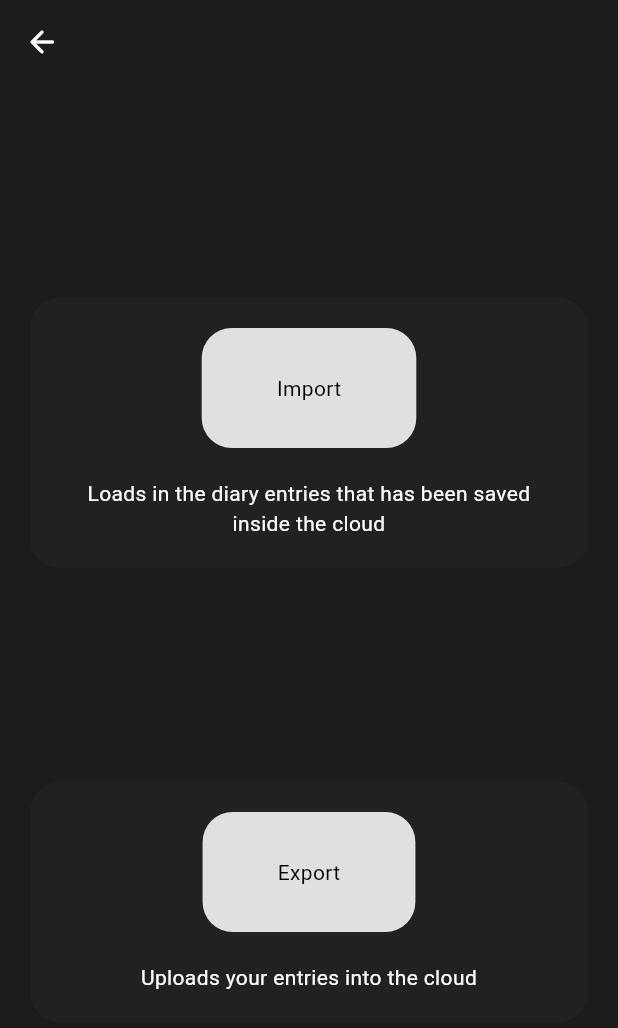
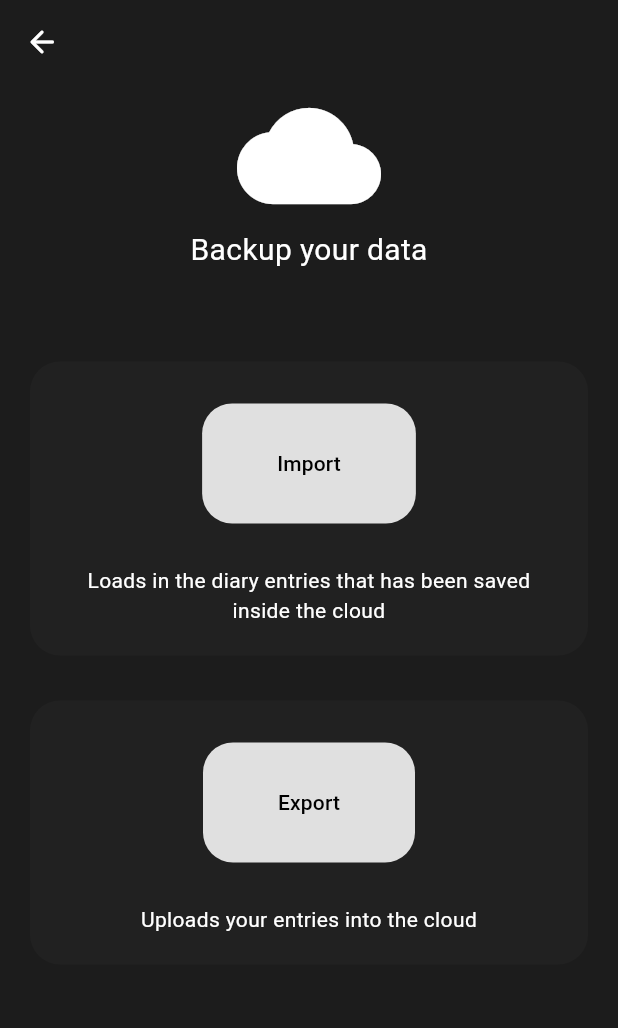
Before and after one commit to FrostyCake47/Pixie, a Flutter app: the Backup screen opened by its route, on a phone screen of 412 x 824 dp. Shown: the top 1028 px of the screen. Run offline on Flutter 3.47's test engine with Material 3 defaults, Android fonts, the phone set to English and light mode, and no system bars; our stand-ins replace firebase_auth, firebase_core, flutter_slidable, flutter_spinkit, fluttertoast, google_sign_in and 2 more; missing offline and left inert: flutter_glow; accounts and stored records are empty.

Commit message:
backup page

```diff
--- a/lib/pages/backup.dart
+++ b/lib/pages/backup.dart
@@ -1,25 +1,44 @@
+import 'package:diary/services/entryblock.dart';
 import 'package:flutter/material.dart';
+import 'package:hive/hive.dart';
 
 class Backup extends StatelessWidget {
-  const Backup({super.key});
+  late Box<EntryBlockDetails> _entryDetails;
+  late List entryBlocks;
+  Backup({super.key});
+
+
 
   void import() async {
-    print("importing mwaaa");
   }
 
   void export() async {
-    print("exporting mwaaa");
+    await _initializeHive();
+    entryBlocks.forEach((instance) {
+      print(instance.title);
+    });
+    //_entryDetails.close();
+  }
+
+  Future<void> _initializeHive() async {
+    _entryDetails = Hive.box<EntryBlockDetails>('entrydetails');
+    Iterable<EntryBlockDetails> allEntries = _entryDetails.values;
+    entryBlocks = allEntries.toList();
+   // _entryDetails.close();
   }
 
   @override
   Widget build(BuildContext context) {
     return Scaffold(
       appBar: AppBar(
-        leading: IconButton(icon: Icon(Icons.arrow_back_rounded), color: Colors.white, onPressed: () async {Navigator.pop(context);}),),
+        leading: IconButton(icon: const Icon(Icons.arrow_back_rounded), color: Colors.white, onPressed: () async {Navigator.pop(context);}),),
       body: Column(
-        mainAxisAlignment: MainAxisAlignment.spaceEvenly,
         children: [
+          const Icon(Icons.cloud, color: Colors.white, size: 96,),
+          const Text("Backup your data", style: TextStyle(color: Colors.white, fontSize: 20),),
+          const SizedBox(height: 60,),
           BlockyButton(text: "Import", subheading: "Loads in the diary entries that has been saved inside the cloud", ontap: import,),
+          const SizedBox(height: 30,),
           BlockyButton(text: "Export", subheading: "Uploads your entries into the cloud",ontap: export,),
         ],
       ),
@@ -40,24 +59,24 @@ class BlockyButton extends StatelessWidget {
       decoration: BoxDecoration(
         color: Colors.grey.shade900,
         borderRadius: BorderRadius.circular(20)),
-      padding: EdgeInsets.symmetric(horizontal: 20, vertical: 20),
-      margin: EdgeInsets.symmetric(horizontal: 20),
+      padding: const EdgeInsets.symmetric(horizontal: 20, vertical: 20),
+      margin: const EdgeInsets.symmetric(horizontal: 20),
       child: Column(
         children: [
-          GestureDetector(
-            onTap: ontap,
+          TextButton(
+            onPressed: ontap,
             child: Container(
               decoration: BoxDecoration(
                 color: Colors.grey.shade300,
                 borderRadius: BorderRadius.circular(20)
 
               ),
-              padding: EdgeInsets.symmetric(vertical: 30, horizontal: 50),
+              padding: const EdgeInsets.symmetric(vertical: 30, horizontal: 50),
               child: Text(text, style: const TextStyle(color: Colors.black),
               )
             ),
           ),
-          SizedBox(height: 20,),
+          const SizedBox(height: 20,),
           Center(
             child: Text(subheading,
               style:
--- a/lib/pages/home.dart
+++ b/lib/pages/home.dart
@@ -37,6 +37,7 @@ class _HomeState extends State<Home> {
     else{
       currentID = _idTracker.get(0) as int;
     }
+    //_idTracker.close();
     //_idTracker.clear();
 
   }
@@ -45,7 +46,7 @@ class _HomeState extends State<Home> {
     _entryDetails = Hive.box<EntryBlockDetails>('entrydetails');
     Iterable<EntryBlockDetails> allEntries = _entryDetails.values;
     entryBlocks = allEntries.toList();
-    //_entryDetails.clear();
+    //_entryDetails.close();
     print("entryBlocks initalized");
   }
 
```
